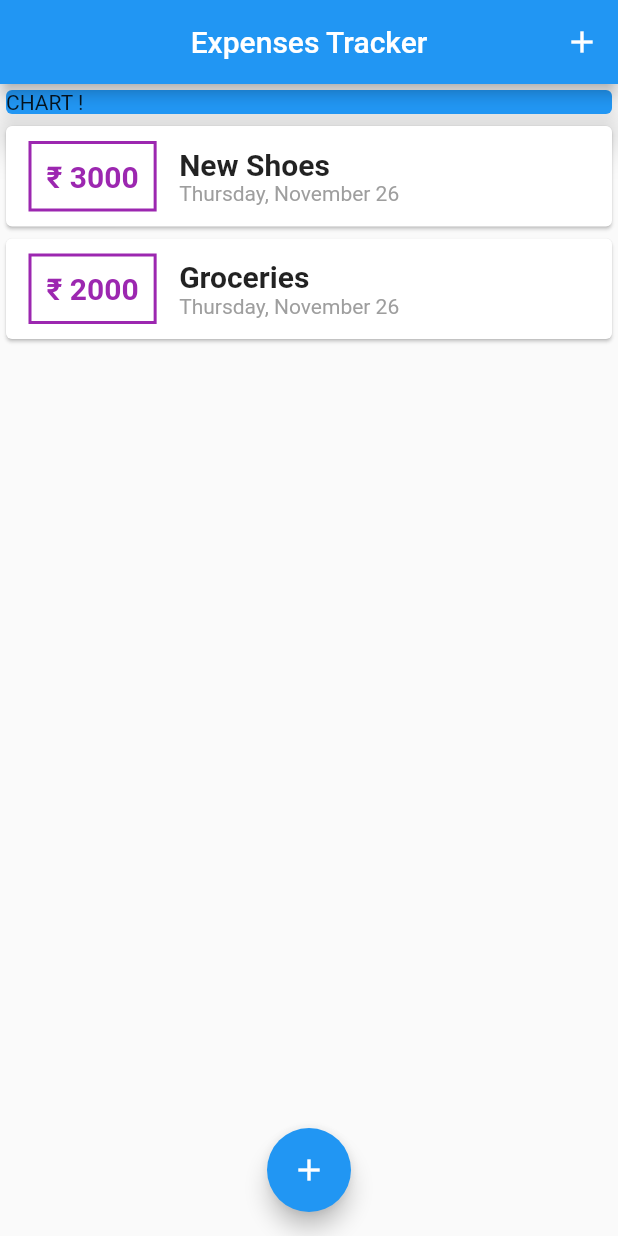
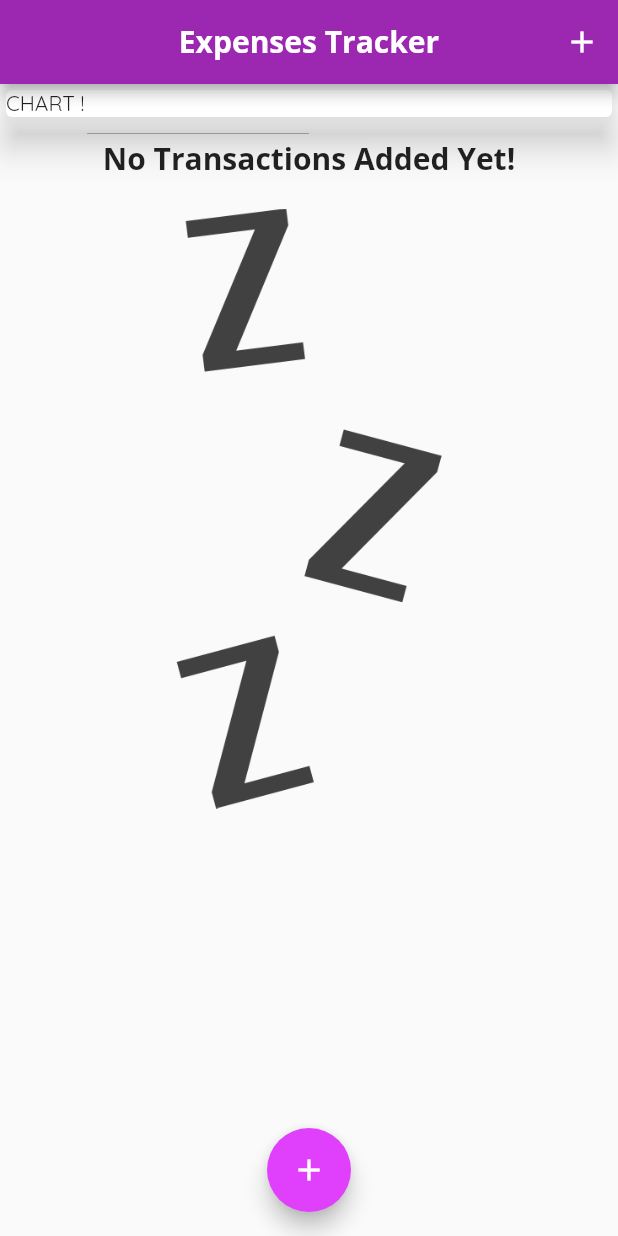
Before and after one commit to Sherlock-B221/expenses-tracker-app, a Flutter app: the screen it shows after launch, on a phone screen of 412 x 824 dp. Run offline on Flutter 3.47's test engine with Material 2 defaults, Android fonts, the phone set to English and light mode, and no system bars.

Commit message:
No transactions Activity added

```diff
--- a/lib/main.dart
+++ b/lib/main.dart
@@ -13,34 +13,40 @@ class MyApp extends StatelessWidget {
   @override
   Widget build(BuildContext context) {
     return MaterialApp(
-      title: 'Expenses Journal',
+      title: 'Expenses Tracker',
+      theme: ThemeData(
+          fontFamily: 'Quicksand',
+          appBarTheme: AppBarTheme(
+              textTheme: ThemeData.light().textTheme.copyWith(
+                  title: TextStyle(fontFamily: 'OpenSans',
+                      fontSize: 20,fontWeight: FontWeight.bold))),
+          primarySwatch: Colors.purple,
+          accentColor: Colors.purpleAccent),
       home: MyHomePage(),
       debugShowCheckedModeBanner: false,
     );
   }
 }
 
-
 class MyHomePage extends StatefulWidget {
-
   @override
   _MyHomePageState createState() => _MyHomePageState();
 }
 
 class _MyHomePageState extends State<MyHomePage> {
   final List<Transaction> _userTransactions = [
-    Transaction(
-      id: 't1',
-      title: 'New Shoes',
-      amount: 3000,
-      date: DateTime.now(),
-    ),
-    Transaction(
-      id: 't2',
-      title: 'Groceries',
-      amount: 2000,
-      date: DateTime.now(),
-    )
+    // Transaction(
+    //   id: 't1',
+    //   title: 'New Shoes',
+    //   amount: 3000,
+    //   date: DateTime.now(),
+    // ),
+    // Transaction(
+    //   id: 't2',
+    //   title: 'Groceries',
+    //   amount: 2000,
+    //   date: DateTime.now(),
+    // )
   ];
 
   void _addNewTransaction(String txTitle, int txAmount) {
@@ -55,18 +61,25 @@ class _MyHomePageState extends State<MyHomePage> {
   }
 
   void _startAddNewTransaction(BuildContext ctx) {
-    showModalBottomSheet(context: ctx, builder: (_) {
+    showModalBottomSheet(
+        context: ctx,
+        builder: (_) {
           return NewTransaction(_addNewTransaction);
         });
   }
+
   @override
   Widget build(BuildContext context) {
     return Scaffold(
       appBar: AppBar(
-          title: Text('Expenses Tracker'),
+        title: Text(
+          'Expenses Tracker',
+          // style: TextStyle(fontFamily: 'Open Sans'),
+        ),
         centerTitle: true,
         actions: <Widget>[
-            IconButton(icon: Icon(Icons.add),
+          IconButton(
+              icon: Icon(Icons.add),
               onPressed: () => _startAddNewTransaction(context))
         ],
       ),
@@ -78,7 +91,7 @@ class _MyHomePageState extends State<MyHomePage> {
             Container(
               // width: double.infinity,
               child: Card(
-                  color: Colors.blue,
+                // color: Colors.blue,
                 child: Text('CHART !'),
                 elevation: 10,
               ),
@@ -88,7 +101,8 @@ class _MyHomePageState extends State<MyHomePage> {
         ),
       ),
       floatingActionButtonLocation: FloatingActionButtonLocation.centerFloat,
-        floatingActionButton: FloatingActionButton(child: Icon(Icons.add),
+      floatingActionButton: FloatingActionButton(
+          child: Icon(Icons.add),
           onPressed: () => _startAddNewTransaction(context)),
     );
   }
--- a/lib/widgets/transaction_list.dart
+++ b/lib/widgets/transaction_list.dart
@@ -1,15 +1,29 @@
 import 'package:flutter/material.dart';
 import 'package:intl/intl.dart';
 import '../models/transaction.dart';
+
 class TransactionList extends StatelessWidget {
-  final List <Transaction> transactions;
+  final List<Transaction> transactions;
+
   TransactionList(this.transactions);
+
   @override
   Widget build(BuildContext context) {
-    return  Container(
+    return Container(
       height: 500,
-      child: ListView.builder(
-        itemBuilder: (ctx,index){
+      child: transactions.isEmpty ? Column(children: [
+        SizedBox(height: 10,),
+        Text(
+          'No Transactions Added Yet!',
+          style: TextStyle(fontFamily: 'OpenSans',
+              fontSize: 20,
+              fontWeight: FontWeight.bold
+          ),
+        ),
+        SizedBox(height: 20,),
+        Image.asset('assets/images/waiting.png',height: 400,fit: BoxFit.cover,),
+      ],) : ListView.builder(
+        itemBuilder: (ctx, index) {
           return Card(
             child: Row(
               children: [
@@ -19,20 +33,25 @@ class TransactionList extends StatelessWidget {
                     horizontal: 15,
                   ),
                   decoration: BoxDecoration(
-                    border: Border.all(color: Colors.purple, width: 2),
+                    border: Border.all(
+                        color: Theme
+                            .of(context)
+                            .primaryColorDark, width: 2),
                   ),
                   child: Text(
                     '₹ ${transactions[index].amount..toStringAsFixed(2)}',
                     style: TextStyle(
                         fontWeight: FontWeight.bold,
                         fontSize: 20,
-                        color: Colors.purple),
+                        color: Theme
+                            .of(context)
+                            .primaryColorDark),
                   ),
                   padding: EdgeInsets.all(10),
                 ),
                 Column(
                   crossAxisAlignment: CrossAxisAlignment.start,
-                  children: <Widget> [
+                  children: <Widget>[
                     Text(
                       transactions[index].title,
                       style: TextStyle(
@@ -51,7 +70,7 @@ class TransactionList extends StatelessWidget {
           );
         },
         itemCount: transactions.length,
-        ),
-      );
+      ),
+    );
   }
 }
```
Also changed, not shown: pubspec.yaml (+14 -23 lines), assets/fonts/OpenSans-Bold.ttf (added), assets/fonts/OpenSans-Regular.ttf (added), assets/fonts/Quicksand-Bold.ttf (added), assets/fonts/Quicksand-Light.ttf (added), assets/fonts/Quicksand-Medium.ttf (added), assets/fonts/Quicksand-Regular.ttf (added), assets/images/waiting.png (added), lib/widgets/chart.dart (added). Lines whose indentation alone changed are shown as unchanged.
